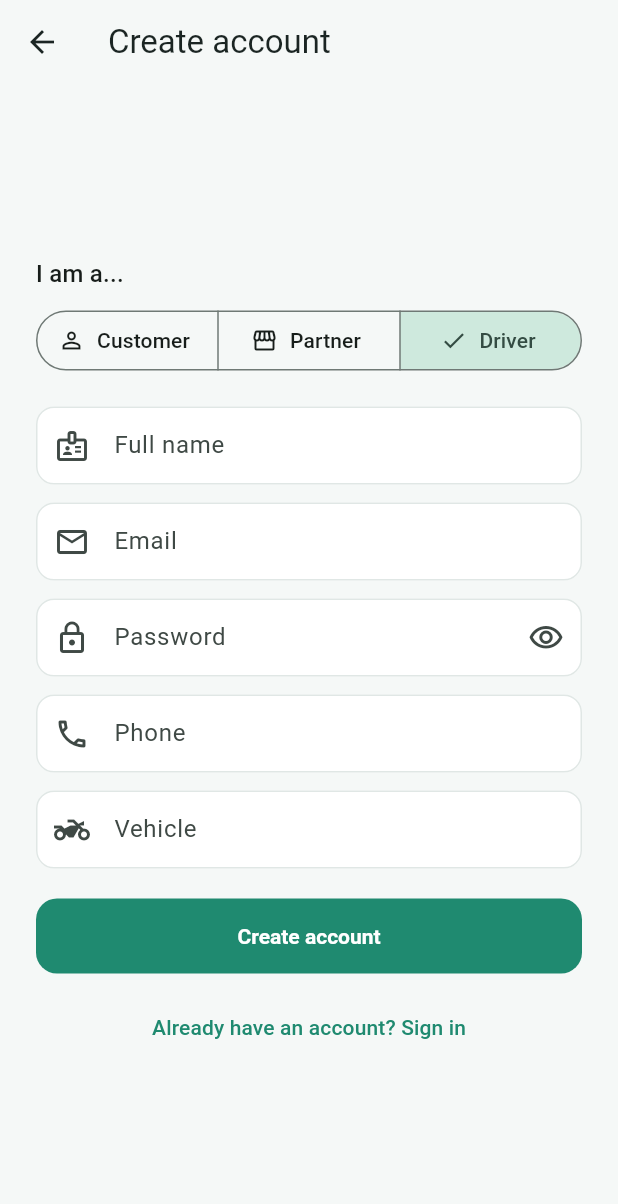
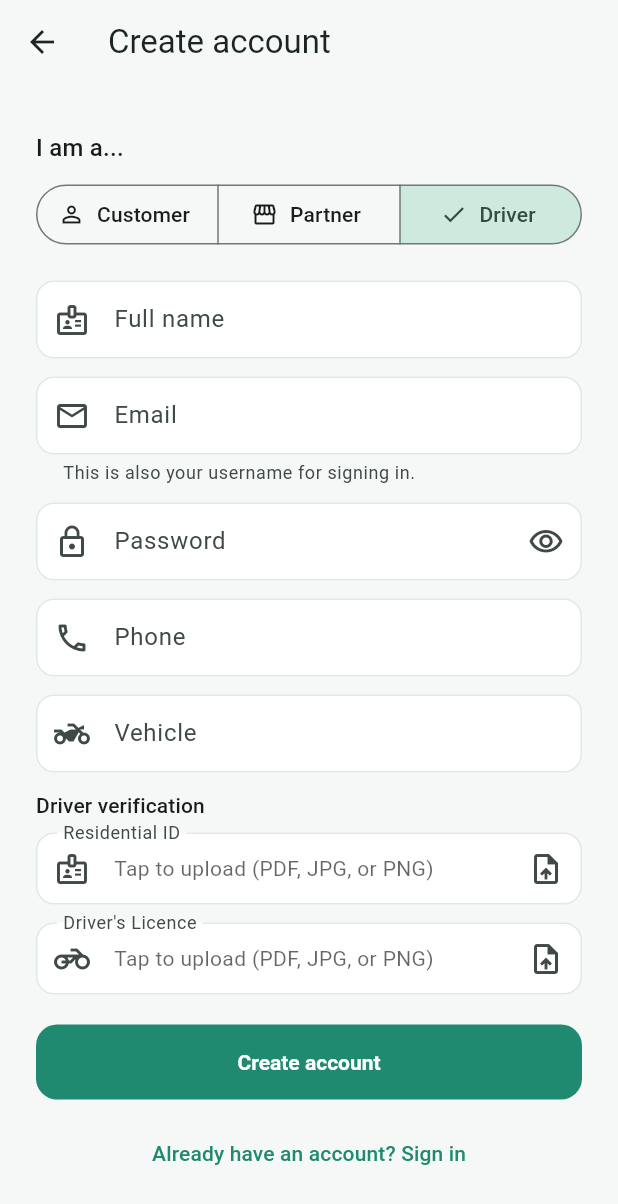
Before and after one commit to talalscorpions-dotcom/Laundry-, a Flutter app: the SignUpScreen screen opened directly, after a tap on "Driver", on a phone screen of 412 x 824 dp. Shown: the top 1204 px of the screen. Run offline on Flutter 3.47's test engine with Material 3 defaults, Android fonts, the phone set to English and light mode, and no system bars; our stand-ins replace file_picker; accounts and stored records are empty.

Commit message:
feat: forgot password, and phone/document uploads at sign-up
- Forgot password (lib/screens/auth/forgot_password_screen.dart),
  linked from the sign-in screen: a two-step reset (confirm email,
  then set a new password), backed by new
  AppState.accountExistsForEmail()/resetPassword(). Documented why
  skipping the emailed reset-token step is demo-only and must not
  ship to production.
- Sign-up now requires a phone number for every role (previously only
  customer/driver collected it).
- Business (Partner) sign-up now requires uploading an ID and a
  Commercial Registration; Driver sign-up now requires uploading a
  Residential ID and a Driver's Licence. New reusable
  DocumentPickerField (lib/widgets/document_picker_field.dart, backed
  by the file_picker package) enforces these as required fields.
  LaundryPartner/Driver gained idDocumentName/
  commercialRegistrationDocumentName and
  residentialIdDocumentName/driverLicenseDocumentName, plus a new
  VerificationStatus (pending/verified/rejected): new sign-ups start
  pending, seeded demo accounts are already verified. Nothing in this
  demo reviews the documents or flips the status yet — that's the
  next real step for a production KYC pipeline, called out in the
  code and README.
- Admin's Users screen now shows each partner's/driver's verification
  status.

Verified against Flutter 3.24.3: `flutter analyze` is clean, `flutter
test` passes (7 tests, including a full forgot-password round trip:
reset a demo account's password, confirm the old one now fails and
the new one signs in), and `flutter build web --release` succeeds
with the new file_picker dependency.

Co-Authored-By: Claude Sonnet 5 <noreply@anthropic.com>
Claude-Session: https://claude.ai/code/session_01TsiDGdgUvaWPVwPFWuUDNE

```diff
--- a/lib/data/app_state.dart
+++ b/lib/data/app_state.dart
@@ -73,14 +73,24 @@ class AppState extends ChangeNotifier {
     required String email,
     required String password,
     required UserRole role,
-    String? phone,
+    required String phone,
     String? area,
     String? vehicle,
     String? addressLine,
     String? city,
+    // Required for partner sign-up (an "ID" + a Commercial Registration)
+    // and driver sign-up (a Residential ID + a Driver's Licence). These are
+    // just the *file names* the user picked — see the caveat on
+    // DocumentPickerField about what this demo does (and doesn't do) with
+    // them.
+    String? idDocumentName,
+    String? commercialRegistrationDocumentName,
+    String? residentialIdDocumentName,
+    String? driverLicenseDocumentName,
   }) {
     final trimmedName = name.trim();
     final normalizedEmail = email.trim().toLowerCase();
+    final trimmedPhone = phone.trim();
 
     if (role == UserRole.admin) {
       return const AuthResult.failure('Admin accounts cannot self-register — contact an existing admin.');
@@ -90,6 +100,9 @@ class AppState extends ChangeNotifier {
     }
     if (!normalizedEmail.contains('@')) {
       return const AuthResult.failure('Enter a valid email address.');
+    }
+    if (trimmedPhone.isEmpty) {
+      return const AuthResult.failure('Enter your phone number.');
     }
     if (password.length < 6) {
       return const AuthResult.failure('Password must be at least 6 characters.');
@@ -108,7 +121,7 @@ class AppState extends ChangeNotifier {
         customers.add(Customer(
           id: linkedId,
           name: trimmedName,
-          phone: (phone ?? '').trim(),
+          phone: trimmedPhone,
           addresses: [
             Address(
               id: '$linkedId-addr-1',
@@ -126,10 +139,17 @@ class AppState extends ChangeNotifier {
         if ((area ?? '').trim().isEmpty) {
           return const AuthResult.failure('Enter your shop\'s area.');
         }
+        if ((idDocumentName ?? '').trim().isEmpty) {
+          return const AuthResult.failure('Upload an ID document.');
+        }
+        if ((commercialRegistrationDocumentName ?? '').trim().isEmpty) {
+          return const AuthResult.failure('Upload your Commercial Registration.');
+        }
         linkedId = 'partner-${_partnerSeq++}-${DateTime.now().millisecondsSinceEpoch}';
         partners.add(LaundryPartner(
           id: linkedId,
           name: trimmedName,
+          phone: trimmedPhone,
           area: area!.trim(),
           // Placeholder — a real onboarding flow would collect a pinned
           // shop location.
@@ -138,21 +158,31 @@ class AppState extends ChangeNotifier {
           isOpen: true,
           commissionRate: 0.20,
           catalog: const [],
+          idDocumentName: idDocumentName!.trim(),
+          commercialRegistrationDocumentName: commercialRegistrationDocumentName!.trim(),
         ));
         break;
       case UserRole.driver:
         if ((vehicle ?? '').trim().isEmpty) {
           return const AuthResult.failure('Enter your vehicle details.');
         }
+        if ((residentialIdDocumentName ?? '').trim().isEmpty) {
+          return const AuthResult.failure('Upload your Residential ID.');
+        }
+        if ((driverLicenseDocumentName ?? '').trim().isEmpty) {
+          return const AuthResult.failure('Upload your Driver\'s Licence.');
+        }
         linkedId = 'driver-${_driverSeq++}-${DateTime.now().millisecondsSinceEpoch}';
         drivers.add(Driver(
           id: linkedId,
           name: trimmedName,
-          phone: (phone ?? '').trim(),
+          phone: trimmedPhone,
           vehicle: vehicle!.trim(),
           rating: 5.0,
           isAvailable: true,
           location: const GeoPoint(23.590, 58.410),
+          residentialIdDocumentName: residentialIdDocumentName!.trim(),
+          driverLicenseDocumentName: driverLicenseDocumentName!.trim(),
         ));
         break;
       case UserRole.admin:
@@ -191,6 +221,45 @@ class AppState extends ChangeNotifier {
   void signOut() {
     currentAccount = null;
     notifyListeners();
+  }
+
+  /// Whether an account exists for [email] — used by the forgot-password
+  /// flow to check before offering to reset a password.
+  bool accountExistsForEmail(String email) {
+    final normalizedEmail = email.trim().toLowerCase();
+    return _accounts.any((a) => a.email == normalizedEmail);
+  }
+
+  /// Sets a new password for the account with [email].
+  ///
+  /// A real "forgot password" flow verifies ownership of the email first —
+  /// a reset link (with a short-lived, single-use token) sent to that
+  /// address, or a code — before ever accepting a new password. This demo
+  /// has no email service to send that link through, so it skips straight
+  /// to setting the new password once the email is known to exist. Do not
+  /// ship that shortcut: it lets anyone who knows an email address reset
+  /// that account's password.
+  AuthResult resetPassword({required String email, required String newPassword}) {
+    final normalizedEmail = email.trim().toLowerCase();
+    final index = _accounts.indexWhere((a) => a.email == normalizedEmail);
+    if (index == -1) {
+      return const AuthResult.failure('No account found for that email.');
+    }
+    if (newPassword.length < 6) {
+      return const AuthResult.failure('Password must be at least 6 characters.');
+    }
+    final existing = _accounts[index];
+    final updated = Account(
+      id: existing.id,
+      name: existing.name,
+      email: existing.email,
+      passwordHash: hashPasswordForDemo(newPassword),
+      role: existing.role,
+      linkedId: existing.linkedId,
+    );
+    _accounts[index] = updated;
+    notifyListeners();
+    return AuthResult.success(updated);
   }
 
   Customer customerById(String id) => customers.firstWhere((c) => c.id == id);
--- a/lib/data/mock_data.dart
+++ b/lib/data/mock_data.dart
@@ -44,11 +44,13 @@ class MockData {
     LaundryPartner(
       id: 'partner-1',
       name: 'Sparkle Laundry',
+      phone: '+968 2444 5566',
       area: 'Al Khuwair',
       location: const GeoPoint(23.590, 58.410),
       rating: 4.7,
       isOpen: true,
       commissionRate: 0.20,
+      verificationStatus: VerificationStatus.verified,
       catalog: [
         const CatalogItem(id: 'p1-shirt-wf', partnerId: 'partner-1', name: 'Shirt', serviceType: ServiceType.washFold, price: 0.600),
         const CatalogItem(id: 'p1-shirt-iron', partnerId: 'partner-1', name: 'Shirt', serviceType: ServiceType.ironing, price: 0.400),
@@ -61,11 +63,13 @@ class MockData {
     LaundryPartner(
       id: 'partner-2',
       name: 'CleanCare Express',
+      phone: '+968 2444 7788',
       area: 'Qurum',
       location: const GeoPoint(23.610, 58.470),
       rating: 4.5,
       isOpen: true,
       commissionRate: 0.18,
+      verificationStatus: VerificationStatus.verified,
       catalog: [
         const CatalogItem(id: 'p2-shirt-wf', partnerId: 'partner-2', name: 'Shirt', serviceType: ServiceType.washFold, price: 0.550),
         const CatalogItem(id: 'p2-trouser-dc', partnerId: 'partner-2', name: 'Trousers', serviceType: ServiceType.dryClean, price: 1.800),
@@ -84,6 +88,7 @@ class MockData {
       rating: 4.9,
       isAvailable: true,
       location: const GeoPoint(23.592, 58.412),
+      verificationStatus: VerificationStatus.verified,
     ),
     Driver(
       id: 'driver-2',
@@ -93,6 +98,7 @@ class MockData {
       rating: 4.6,
       isAvailable: true,
       location: const GeoPoint(23.605, 58.460),
+      verificationStatus: VerificationStatus.verified,
     ),
   ];
 
--- a/lib/models/enums.dart
+++ b/lib/models/enums.dart
@@ -26,6 +26,13 @@ enum PaymentMethod { card, wallet, cashOnDelivery }
 enum PaymentStatus { pending, paid, failed, refunded }
 
 enum DisputeStatus { open, resolved }
+
+/// KYC/onboarding document review status for Partner and Driver accounts —
+/// set to `pending` the moment they sign up and submit documents. Nothing
+/// in this demo currently flips it to `verified`/`rejected`; a real backend
+/// would do that once a human (or an ID-verification vendor) reviews the
+/// uploaded documents.
+enum VerificationStatus { pending, verified, rejected }
 
 extension OrderStatusX on OrderStatus {
   String get label {
@@ -85,3 +92,16 @@ extension PaymentMethodX on PaymentMethod {
     }
   }
 }
+
+extension VerificationStatusX on VerificationStatus {
+  String get label {
+    switch (this) {
+      case VerificationStatus.pending:
+        return 'Pending verification';
+      case VerificationStatus.verified:
+        return 'Verified';
+      case VerificationStatus.rejected:
+        return 'Rejected';
+    }
+  }
+}
--- a/lib/models/user_models.dart
+++ b/lib/models/user_models.dart
@@ -1,5 +1,6 @@
 import 'address.dart';
 import 'catalog.dart';
+import 'enums.dart';
 
 class Customer {
   const Customer({
@@ -18,20 +19,32 @@ class Customer {
 /// A local laundromat/dry-cleaner onboarded to the marketplace. The
 /// aggregator model means each partner keeps its own catalog/pricing and
 /// pays the platform a [commissionRate] cut on every order.
+///
+/// [idDocumentName] and [commercialRegistrationDocumentName] are the file
+/// names of the two documents a business must submit at sign-up (an owner
+/// ID and a Commercial Registration) — see the big caveat on
+/// [DocumentPickerField] about what this demo does and doesn't do with
+/// them. They're null for the pre-seeded demo partners, which are already
+/// [VerificationStatus.verified].
 class LaundryPartner {
   const LaundryPartner({
     required this.id,
     required this.name,
+    required this.phone,
     required this.area,
     required this.location,
     required this.rating,
     required this.isOpen,
     required this.commissionRate,
     required this.catalog,
+    this.verificationStatus = VerificationStatus.pending,
+    this.idDocumentName,
+    this.commercialRegistrationDocumentName,
   });
 
   final String id;
   final String name;
+  final String phone;
   final String area;
   final GeoPoint location;
   final double rating;
@@ -43,8 +56,15 @@ class LaundryPartner {
   /// Mutable in place (prices are edited by the partner) while the list
   /// reference itself stays fixed.
   final List<CatalogItem> catalog;
+
+  final VerificationStatus verificationStatus;
+  final String? idDocumentName;
+  final String? commercialRegistrationDocumentName;
 }
 
+/// [residentialIdDocumentName] and [driverLicenseDocumentName] are the two
+/// documents a driver must submit at sign-up. Null for the pre-seeded demo
+/// drivers, which are already [VerificationStatus.verified].
 class Driver {
   Driver({
     required this.id,
@@ -54,6 +74,9 @@ class Driver {
     required this.rating,
     required this.isAvailable,
     required this.location,
+    this.verificationStatus = VerificationStatus.pending,
+    this.residentialIdDocumentName,
+    this.driverLicenseDocumentName,
   });
 
   final String id;
@@ -63,4 +86,8 @@ class Driver {
   final double rating;
   bool isAvailable;
   GeoPoint location;
+
+  final VerificationStatus verificationStatus;
+  final String? residentialIdDocumentName;
+  final String? driverLicenseDocumentName;
 }
--- a/lib/routing/app_routes.dart
+++ b/lib/routing/app_routes.dart
@@ -11,10 +11,15 @@ class AppRoutes {
   static const root = '/';
   static const signIn = '/sign-in';
   static const signUp = '/sign-up';
+  static const forgotPassword = '/forgot-password';
   static const customer = '/customer';
   static const partner = '/partner';
   static const driver = '/driver';
   static const admin = '/admin';
+
+  /// Routes reachable only while signed out — visiting one while already
+  /// signed in redirects to the caller's own role shell instead.
+  static bool isPublicOnly(String name) => name == signIn || name == signUp || name == forgotPassword;
 
   static String forRole(UserRole role) {
     switch (role) {
--- a/lib/screens/auth/sign_up_screen.dart
+++ b/lib/screens/auth/sign_up_screen.dart
@@ -4,6 +4,7 @@ import 'package:provider/provider.dart';
 import '../../data/app_state.dart';
 import '../../models/enums.dart';
 import '../../routing/app_routes.dart';
+import '../../widgets/document_picker_field.dart';
 import '../../widgets/error_banner.dart';
 
 /// Public route (see `AuthMiddleware`) — registers a new account as a
@@ -29,6 +30,12 @@ class _SignUpScreenState extends State<SignUpScreen> {
   UserRole _role = UserRole.customer;
   bool _obscure = true;
   String? _error;
+
+  // Populated by DocumentPickerField.onSaved when the form is saved.
+  String? _idDocumentName;
+  String? _commercialRegistrationDocumentName;
+  String? _residentialIdDocumentName;
+  String? _driverLicenseDocumentName;
 
   @override
   void dispose() {
@@ -98,7 +105,11 @@ class _SignUpScreenState extends State<SignUpScreen> {
                     TextFormField(
                       controller: _emailController,
                       keyboardType: TextInputType.emailAddress,
-                      decoration: const InputDecoration(labelText: 'Email', prefixIcon: Icon(Icons.email_outlined)),
+                      decoration: const InputDecoration(
+                        labelText: 'Email',
+                        helperText: 'This is also your username for signing in.',
+                        prefixIcon: Icon(Icons.email_outlined),
+                      ),
                       validator: (v) => (v == null || !v.contains('@')) ? 'Enter a valid email' : null,
                     ),
                     const SizedBox(height: 12),
@@ -115,7 +126,6 @@ class _SignUpScreenState extends State<SignUpScreen> {
                       ),
                       validator: (v) => (v == null || v.length < 6) ? 'At least 6 characters' : null,
                     ),
-                    if (_role == UserRole.customer || _role == UserRole.driver) ...[
                     const SizedBox(height: 12),
                     TextFormField(
                       controller: _phoneController,
@@ -123,7 +133,6 @@ class _SignUpScreenState extends State<SignUpScreen> {
                       decoration: const InputDecoration(labelText: 'Phone', prefixIcon: Icon(Icons.phone_outlined)),
                       validator: (v) => (v == null || v.trim().isEmpty) ? 'Required' : null,
                     ),
-                    ],
                     if (_role == UserRole.customer) ...[
                       const SizedBox(height: 12),
                       TextFormField(
@@ -149,6 +158,22 @@ class _SignUpScreenState extends State<SignUpScreen> {
                         ),
                         validator: (v) => (v == null || v.trim().isEmpty) ? 'Required' : null,
                       ),
+                      const SizedBox(height: 12),
+                      Text('Business verification', style: Theme.of(context).textTheme.labelLarge),
+                      const SizedBox(height: 8),
+                      DocumentPickerField(
+                        label: 'Owner ID',
+                        icon: Icons.badge_outlined,
+                        onSaved: (v) => _idDocumentName = v,
+                        validator: (v) => v == null ? 'Upload an ID document' : null,
+                      ),
+                      const SizedBox(height: 12),
+                      DocumentPickerField(
+                        label: 'Commercial Registration',
+                        icon: Icons.description_outlined,
+                        onSaved: (v) => _commercialRegistrationDocumentName = v,
+                        validator: (v) => v == null ? 'Upload your Commercial Registration' : null,
+                      ),
                     ],
                     if (_role == UserRole.driver) ...[
                       const SizedBox(height: 12),
@@ -159,6 +184,22 @@ class _SignUpScreenState extends State<SignUpScreen> {
                           prefixIcon: Icon(Icons.two_wheeler_outlined),
                         ),
                         validator: (v) => (v == null || v.trim().isEmpty) ? 'Required' : null,
+                      ),
+                      const SizedBox(height: 12),
+                      Text('Driver verification', style: Theme.of(context).textTheme.labelLarge),
+                      const SizedBox(height: 8),
+                      DocumentPickerField(
+                        label: 'Residential ID',
+                        icon: Icons.badge_outlined,
+                        onSaved: (v) => _residentialIdDocumentName = v,
+                        validator: (v) => v == null ? 'Upload your Residential ID' : null,
+                      ),
+                      const SizedBox(height: 12),
+                      DocumentPickerField(
+                        label: "Driver's Licence",
+                        icon: Icons.motorcycle_outlined,
+                        onSaved: (v) => _driverLicenseDocumentName = v,
+                        validator: (v) => v == null ? "Upload your Driver's Licence" : null,
                       ),
                     ],
                     const SizedBox(height: 20),
@@ -180,6 +221,7 @@ class _SignUpScreenState extends State<SignUpScreen> {
 
   void _submit() {
     if (!_formKey.currentState!.validate()) return;
+    _formKey.currentState!.save();
     final appState = context.read<AppState>();
     final result = appState.signUp(
       name: _nameController.text,
@@ -191,6 +233,10 @@ class _SignUpScreenState extends State<SignUpScreen> {
       vehicle: _vehicleController.text,
       addressLine: _addressController.text,
       city: _cityController.text,
+      idDocumentName: _idDocumentName,
+      commercialRegistrationDocumentName: _commercialRegistrationDocumentName,
+      residentialIdDocumentName: _residentialIdDocumentName,
+      driverLicenseDocumentName: _driverLicenseDocumentName,
     );
     if (!result.isSuccess) {
       setState(() => _error = result.error);
--- /dev/null
+++ b/lib/widgets/document_picker_field.dart
@@ -0,0 +1,61 @@
+import 'package:file_picker/file_picker.dart';
+import 'package:flutter/material.dart';
+
+/// A required-document upload control used during Partner/Driver sign-up
+/// (ID, Commercial Registration, Residential ID, Driver's Licence).
+///
+/// This demo only remembers the picked file's **name** — nothing is
+/// uploaded anywhere, and no bytes are kept. A real onboarding flow would
+/// upload the file to secure storage and route it into a manual or
+/// automated KYC/document-verification review; that review is what should
+/// flip an account's [VerificationStatus] from `pending` to `verified`, not
+/// the mere act of picking a file the way this widget does.
+class DocumentPickerField extends FormField<String> {
+  // Can't use super-parameter shorthand for key/onSaved/validator here: this
+  // constructor already has an explicit `: super(...)` call (needed to pass
+  // `builder`), and Dart forbids mixing the two in one constructor.
+  // ignore: use_super_parameters
+  DocumentPickerField({
+    Key? key,
+    required String label,
+    required IconData icon,
+    FormFieldSetter<String>? onSaved,
+    FormFieldValidator<String>? validator,
+  }) : super(
+          key: key,
+          onSaved: onSaved,
+          validator: validator,
+          builder: (state) {
+            return InkWell(
+              borderRadius: BorderRadius.circular(12),
+              onTap: () => _pickFile(state),
+              child: InputDecorator(
+                decoration: InputDecoration(
+                  labelText: label,
+                  prefixIcon: Icon(icon),
+                  errorText: state.errorText,
+                  suffixIcon: Icon(
+                    state.value == null ? Icons.upload_file_outlined : Icons.check_circle,
+                    color: state.value == null ? null : Colors.green,
+                  ),
+                ),
+                child: Text(
+                  state.value ?? 'Tap to upload (PDF, JPG, or PNG)',
+                  overflow: TextOverflow.ellipsis,
+                  style: state.value == null ? TextStyle(color: Theme.of(state.context).hintColor) : null,
+                ),
+              ),
+            );
+          },
+        );
+
+  static Future<void> _pickFile(FormFieldState<String> state) async {
+    final result = await FilePicker.pickFiles(
+      type: FileType.custom,
+      allowedExtensions: const ['pdf', 'jpg', 'jpeg', 'png'],
+    );
+    if (result != null && result.files.isNotEmpty) {
+      state.didChange(result.files.single.name);
+    }
+  }
+}
--- a/pubspec.yaml
+++ b/pubspec.yaml
@@ -12,6 +12,7 @@ dependencies:
   cupertino_icons: ^1.0.6
   provider: ^6.1.2
   crypto: ^3.0.3
+  file_picker: ^11.0.3
 
 dev_dependencies:
   flutter_test:
```
Also changed, not shown: lib/routing/auth_middleware.dart (+5 -2 lines), lib/screens/admin/admin_users_screen.dart (+33 -2 lines), lib/screens/auth/forgot_password_screen.dart (added, +167 -0 lines), lib/screens/auth/sign_in_screen.dart (+8 -1 lines), pubspec.lock, 3 other files. Lines whose indentation alone changed are shown as unchanged.
